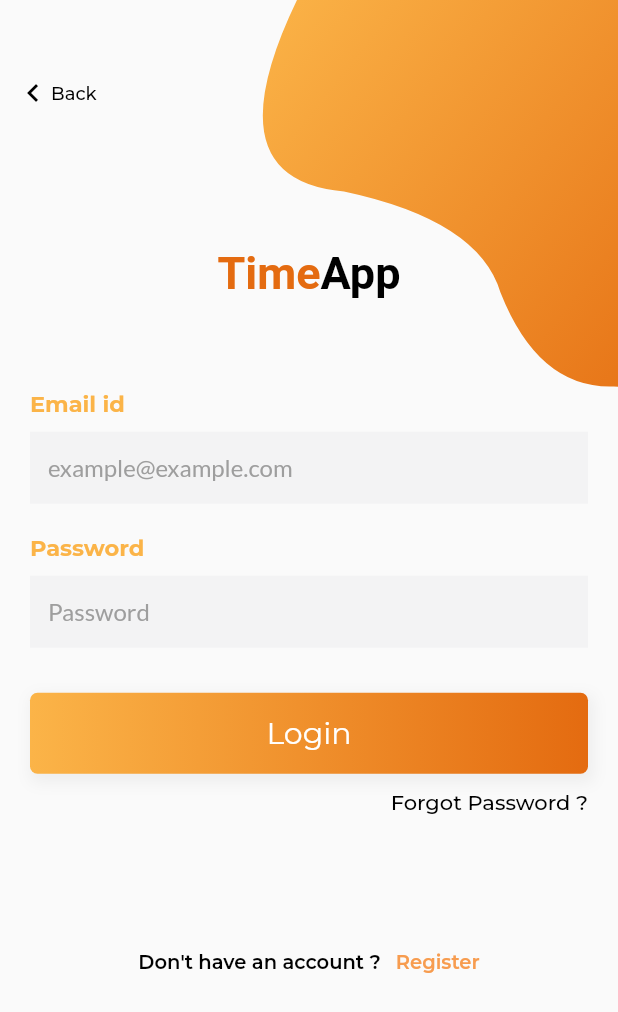
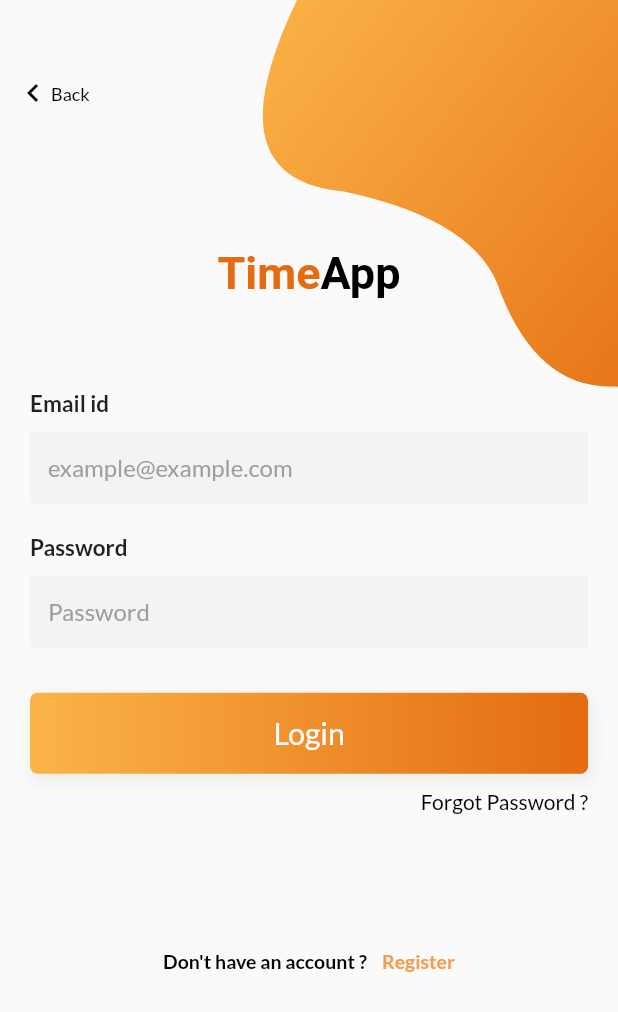
Before and after one commit to khaled-faour/TimeApp, a Flutter app: the screen it shows after launch, after a tap on "Login", on a phone screen of 412 x 824 dp. Shown: the top 1012 px of the screen. Run offline on Flutter 3.47's test engine with Material 2 defaults, Android fonts, the phone set to English and light mode, and no system bars; our stand-ins replace cloud_firestore, firebase_auth, google_fonts, modal_progress_hud, page_transition; accounts and stored records are empty.

Commit message:
dark theme

```diff
--- a/lib/main.dart
+++ b/lib/main.dart
@@ -7,8 +7,6 @@ import 'package:timeapp/src/signup.dart';
 import 'package:timeapp/src/homeScreen.dart';
 import 'src/welcomePage.dart';
 import 'package:page_transition/page_transition.dart';
-
-bool isDark = false;
 
 void main() => runApp(MyApp());
 
@@ -71,29 +69,21 @@ class _MyAppState extends State<MyApp> {
             return null;
         }
       },
-      routes: {
-        //'welcomeScreen': (context) => WelcomePage(),
-        //'loginScreen': (context) => LoginPage(),
-        //'registerScreen': (context) => SignUpPage(),
-        //'mainScreen': (context) => HomeScreen(),
-        //'forgotPasswordScreen': (context) => ForgotPasswordScreen()
-      },
       theme: ThemeData(
         primaryColor: Color(0xfffbb448),
         accentColor: Color(0xffe46b10),
-        textTheme: GoogleFonts.latoTextTheme(textTheme).copyWith(
-          bodyText2: GoogleFonts.montserrat(
-              textStyle: textTheme.bodyText2, color: Color(0xfffbb448)),
-        ),
+        textTheme: GoogleFonts.latoTextTheme(textTheme),
       ),
       darkTheme: ThemeData.dark().copyWith(
         accentColor: Colors.grey[900],
         textTheme: GoogleFonts.latoTextTheme(textTheme).copyWith(
           bodyText2: GoogleFonts.montserrat(
-              textStyle: textTheme.bodyText2, color: Colors.white70),
+              textStyle: textTheme.bodyText2, color: Colors.white),
+          bodyText1: GoogleFonts.montserrat(
+              textStyle: textTheme.bodyText1, color: Colors.white60),
         ),
       ),
-      themeMode: isDark ? ThemeMode.dark : ThemeMode.light,
+      //themeMode: isDark ? ThemeMode.dark : ThemeMode.light,
       debugShowCheckedModeBanner: false,
       home: loggedInUser == null ? WelcomePage() : HomeScreen(),
     );
--- a/lib/src/Widget/backButton.dart
+++ b/lib/src/Widget/backButton.dart
@@ -1,5 +1,4 @@
 import 'package:flutter/material.dart';
-import 'package:timeapp/main.dart';
 
 Widget backButton(BuildContext context) {
   return InkWell(
@@ -13,13 +12,19 @@ Widget backButton(BuildContext context) {
           Container(
             padding: EdgeInsets.only(left: 0, top: 10, bottom: 10),
             child: Icon(Icons.keyboard_arrow_left,
-                color: isDark ? Colors.white70 : Colors.black),
+                color:
+                    MediaQuery.of(context).platformBrightness == Brightness.dark
+                        ? Colors.white70
+                        : Colors.black),
           ),
           Text('Back',
               style: TextStyle(
                   fontSize: 12,
                   fontWeight: FontWeight.w500,
-                  color: isDark ? Colors.white70 : Colors.black))
+                  color: MediaQuery.of(context).platformBrightness ==
+                          Brightness.dark
+                      ? Colors.white70
+                      : Colors.black))
         ],
       ),
     ),
--- a/lib/src/Widget/entryField.dart
+++ b/lib/src/Widget/entryField.dart
@@ -1,7 +1,6 @@
 import 'package:flutter/material.dart';
-import 'package:timeapp/main.dart';
 
-Widget entryField(String title,
+Widget entryField(String title, BuildContext context,
     {bool isPassword = false,
     String hintText,
     TextEditingController controller}) {
@@ -12,19 +11,30 @@ Widget entryField(String title,
       children: <Widget>[
         Text(
           title,
-          style: TextStyle(fontWeight: FontWeight.bold, fontSize: 15),
+          style: TextStyle(
+              fontWeight: FontWeight.bold,
+              fontSize: 15,
+              color: Theme.of(context).textTheme.bodyText1.color),
         ),
         SizedBox(
           height: 10,
         ),
         TextField(
+          style: TextStyle(color: Theme.of(context).textTheme.bodyText1.color),
           controller: controller,
           obscureText: isPassword,
           decoration: InputDecoration(
             hintText: hintText,
-            hintStyle: TextStyle(color: isDark ? Colors.black : Colors.grey),
+            hintStyle: TextStyle(
+                color:
+                    MediaQuery.of(context).platformBrightness == Brightness.dark
+                        ? Colors.black
+                        : Colors.grey),
             border: InputBorder.none,
-            fillColor: Color(0xfff3f3f4),
+            fillColor:
+                MediaQuery.of(context).platformBrightness == Brightness.dark
+                    ? Colors.grey[800]
+                    : Color(0xfff3f3f4),
             filled: true,
           ),
         )
--- a/lib/src/Widget/switchScreen.dart
+++ b/lib/src/Widget/switchScreen.dart
@@ -1,5 +1,4 @@
 import 'package:flutter/material.dart';
-import 'package:timeapp/main.dart';
 
 Widget switchScreen(BuildContext context, String text1, String text2,
     {Function() onTap}) {
@@ -17,7 +16,10 @@ Widget switchScreen(BuildContext context, String text1, String text2,
             style: TextStyle(
                 fontSize: 13,
                 fontWeight: FontWeight.w600,
-                color: isDark ? Colors.white70 : Colors.black),
+                color:
+                    MediaQuery.of(context).platformBrightness == Brightness.dark
+                        ? Colors.white70
+                        : Colors.black),
           ),
           SizedBox(
             width: 10,
--- a/lib/src/Widget/title.dart
+++ b/lib/src/Widget/title.dart
@@ -1,7 +1,5 @@
 import 'package:flutter/material.dart';
 import 'package:google_fonts/google_fonts.dart';
-
-import '../../main.dart';
 
 Widget title(BuildContext context) {
   return RichText(
@@ -12,7 +10,9 @@ Widget title(BuildContext context) {
           textStyle: Theme.of(context).textTheme.headline4,
           fontSize: 30,
           fontWeight: FontWeight.w700,
-          color: isDark ? Colors.white70 : Color(0xffe46b10),
+          color: MediaQuery.of(context).platformBrightness == Brightness.dark
+              ? Colors.white70
+              : Color(0xffe46b10),
         ),
         children: [
           TextSpan(
--- a/lib/src/loginPage.dart
+++ b/lib/src/loginPage.dart
@@ -2,7 +2,6 @@ import 'package:firebase_auth/firebase_auth.dart';
 import 'package:flutter/material.dart';
 import 'package:flutter/services.dart';
 import 'package:modal_progress_hud/modal_progress_hud.dart';
-import 'package:timeapp/main.dart';
 import 'package:timeapp/src/Widget/backButton.dart';
 import 'package:timeapp/src/Widget/entryField.dart';
 import 'package:timeapp/src/Widget/switchScreen.dart';
@@ -31,7 +30,8 @@ class _LoginPageState extends State<LoginPage> {
             borderRadius: BorderRadius.all(Radius.circular(5)),
             boxShadow: <BoxShadow>[
               BoxShadow(
-                  color: isDark
+                  color: MediaQuery.of(context).platformBrightness ==
+                          Brightness.dark
                       ? Theme.of(context).primaryColor.withAlpha(100)
                       : Colors.grey.shade200,
                   offset: Offset(2, 4),
@@ -48,7 +48,11 @@ class _LoginPageState extends State<LoginPage> {
         child: Text(
           'Login',
           style: TextStyle(
-              fontSize: 20, color: isDark ? Colors.white70 : Colors.white),
+              fontSize: 20,
+              color:
+                  MediaQuery.of(context).platformBrightness == Brightness.dark
+                      ? Colors.white70
+                      : Colors.white),
         ),
       ),
       onTap: () async {
@@ -90,9 +94,9 @@ class _LoginPageState extends State<LoginPage> {
   Widget _emailPasswordWidget() {
     return Column(
       children: <Widget>[
-        entryField("Email id",
+        entryField("Email id", context,
             hintText: "example@example.com", controller: emailController),
-        entryField("Password",
+        entryField("Password", context,
             isPassword: true,
             hintText: "Password",
             controller: passwordController),
@@ -140,7 +144,9 @@ class _LoginPageState extends State<LoginPage> {
                                 style: TextStyle(
                                     fontSize: 14,
                                     fontWeight: FontWeight.w500,
-                                    color: isDark
+                                    color: MediaQuery.of(context)
+                                                .platformBrightness ==
+                                            Brightness.dark
                                         ? Colors.white70
                                         : Colors.black)),
                           ),
--- a/lib/src/welcomePage.dart
+++ b/lib/src/welcomePage.dart
@@ -1,6 +1,5 @@
 import 'package:flutter/material.dart';
 import 'package:google_fonts/google_fonts.dart';
-import 'package:timeapp/main.dart';
 
 class WelcomePage extends StatefulWidget {
   @override
@@ -32,9 +31,10 @@ class _WelcomePageState extends State<WelcomePage> {
           'Login',
           style: TextStyle(
               fontSize: 20,
-              color: isDark
-                  ? Colors.black
-                  : Theme.of(context).textTheme.bodyText2.color),
+              color:
+                  MediaQuery.of(context).platformBrightness == Brightness.dark
+                      ? Colors.black
+                      : Theme.of(context).textTheme.bodyText2.color),
         ),
       ),
     );
@@ -52,12 +52,20 @@ class _WelcomePageState extends State<WelcomePage> {
         decoration: BoxDecoration(
           borderRadius: BorderRadius.all(Radius.circular(5)),
           border: Border.all(
-              color: isDark ? Colors.white70 : Colors.white, width: 2),
+              color:
+                  MediaQuery.of(context).platformBrightness == Brightness.dark
+                      ? Colors.white70
+                      : Colors.white,
+              width: 2),
         ),
         child: Text(
           'Register now',
           style: TextStyle(
-              fontSize: 20, color: isDark ? Colors.white70 : Colors.white),
+              fontSize: 20,
+              color:
+                  MediaQuery.of(context).platformBrightness == Brightness.dark
+                      ? Colors.white70
+                      : Colors.white),
         ),
       ),
     );
@@ -72,7 +80,9 @@ class _WelcomePageState extends State<WelcomePage> {
             textStyle: Theme.of(context).textTheme.headline4,
             fontSize: 30,
             fontWeight: FontWeight.w700,
-            color: isDark ? Colors.white70 : Colors.white,
+            color: MediaQuery.of(context).platformBrightness == Brightness.dark
+                ? Colors.white70
+                : Colors.white,
           ),
           children: [
             TextSpan(
```
Also changed, not shown: lib/src/forgotPasswordPage.dart (+8 -4 lines), lib/src/homeScreen.dart (+10 -10 lines), lib/src/signup.dart (+10 -6 lines), lib/src/tasksScreen.dart (+11 -3 lines).
